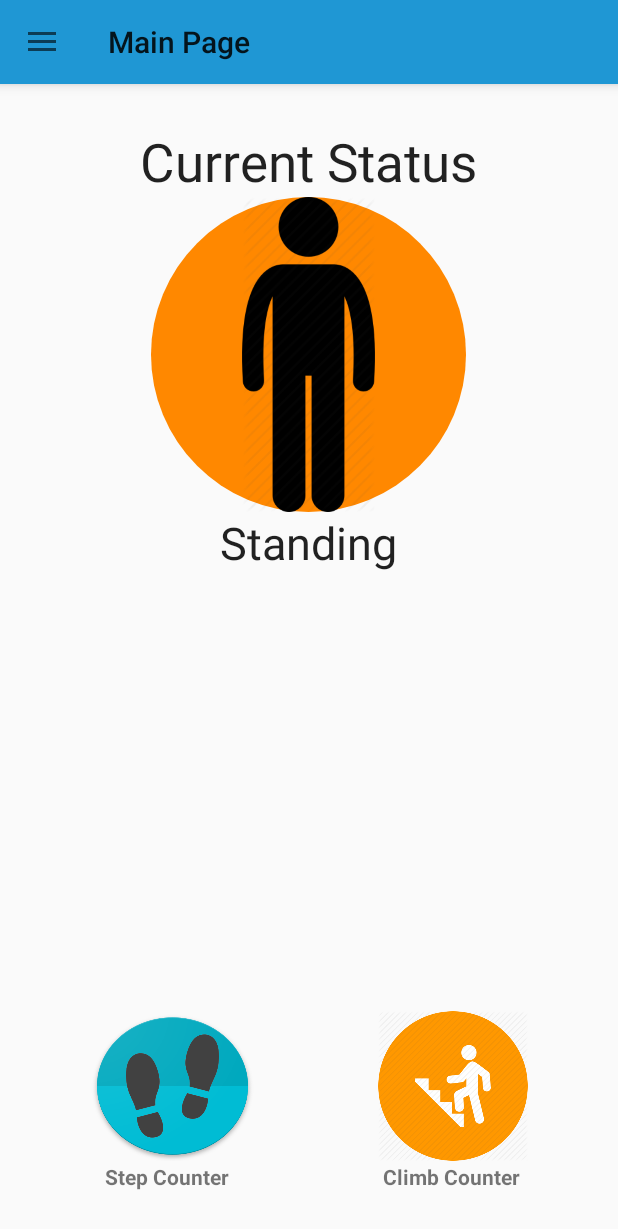
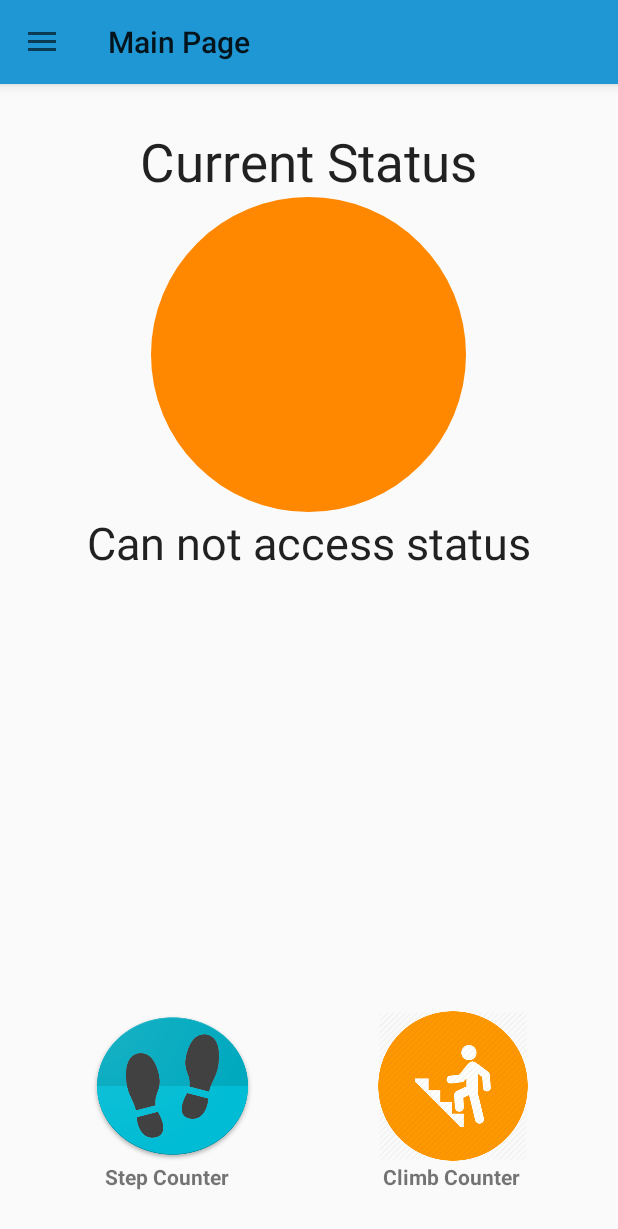
Before and after one commit to serkansorman/LogMe-Android-App, an Android app: the screen it shows after launch (MainActivity), on a phone screen of 412 x 824 dp. Shown: the top 1229 px of the screen. Run offline under Robolectric (Android 15) with nearby library versions, the phone set to English and light mode, and no system bars; our stand-ins replace RxJava; libraries missing offline, so code that uses them is left out: com.harrysoft.androidbluetoothserial; 3 statements that could not run were skipped.

Commit message:
Null activity check

```diff
--- a/LogMe/app/src/main/java/com/example/maddi/logme/MainActivity.java
+++ b/LogMe/app/src/main/java/com/example/maddi/logme/MainActivity.java
@@ -44,8 +44,8 @@ public class MainActivity extends AppCompatActivity implements
                 status_text.setText(activityList.get(application.currentActivity.ordinal()));
             }
             else{
-                status_image.setImageResource(activityImageList.get(0));
-                status_text.setText(activityList.get(0));
+                status_image.setImageResource(android.R.color.transparent);
+                status_text.setText("Can not access status");
             }
 
             mHandler.postDelayed(this, 2000);
```
